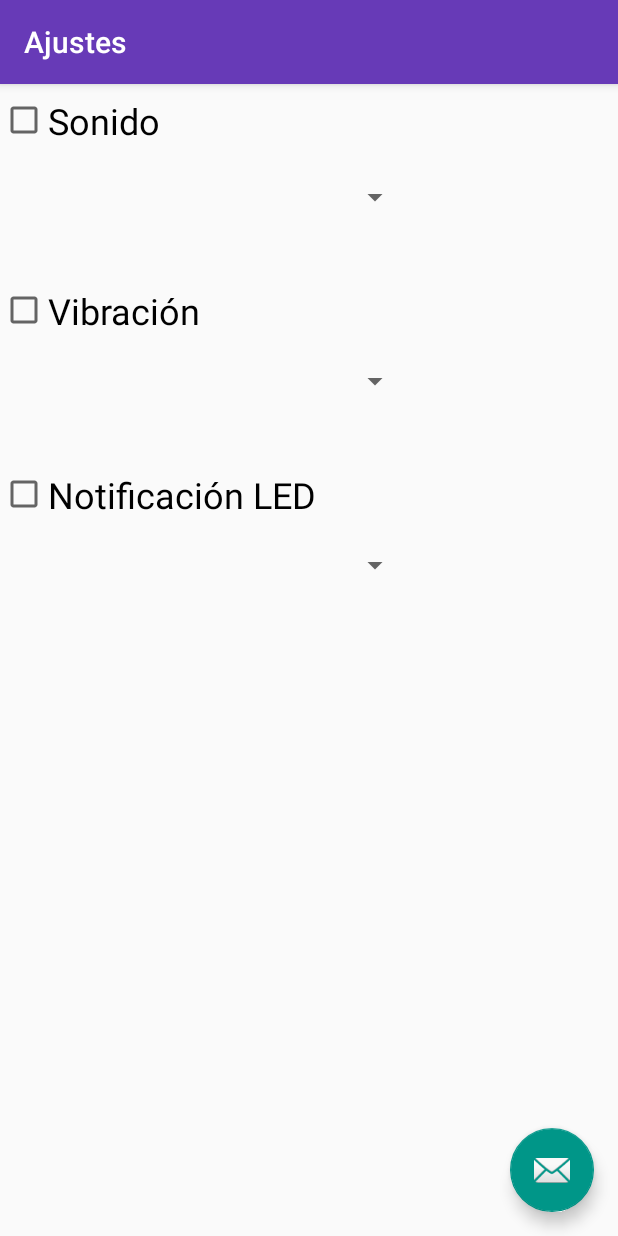
After one commit to angelcastro2/SedentApp, an Android app: the Ajustes screen opened directly, with no data from a screen before it, on a phone screen of 412 x 824 dp. The commit adds this screen. Run offline under Robolectric (Android 15) with nearby library versions, the phone set to English and light mode, and no system bars.

Commit message:
Finalizado reconstruccion de mockup

```diff
--- a/app/src/main/AndroidManifest.xml
+++ b/app/src/main/AndroidManifest.xml
@@ -19,6 +19,10 @@
                 <category android:name="android.intent.category.LAUNCHER" />
             </intent-filter>
         </activity>
+        <activity
+            android:name=".Ajustes"
+            android:label="@string/title_activity_ajustes"
+            android:theme="@style/AppTheme.NoActionBar"></activity>
     </application>
 
 </manifest>
--- /dev/null
+++ b/app/src/main/java/com/sedentapp/sedentapp/sedentapp/Ajustes.java
@@ -0,0 +1,29 @@
+package com.sedentapp.sedentapp.sedentapp;
+
+import android.os.Bundle;
+import android.support.design.widget.FloatingActionButton;
+import android.support.design.widget.Snackbar;
+import android.support.v7.app.AppCompatActivity;
+import android.support.v7.widget.Toolbar;
+import android.view.View;
+
+public class Ajustes extends AppCompatActivity {
+
+    @Override
+    protected void onCreate(Bundle savedInstanceState) {
+        super.onCreate(savedInstanceState);
+        setContentView(R.layout.activity_ajustes);
+        Toolbar toolbar = (Toolbar) findViewById(R.id.toolbar);
+        setSupportActionBar(toolbar);
+
+        FloatingActionButton fab = (FloatingActionButton) findViewById(R.id.fab);
+        fab.setOnClickListener(new View.OnClickListener() {
+            @Override
+            public void onClick(View view) {
+                Snackbar.make(view, "Replace with your own action", Snackbar.LENGTH_LONG)
+                        .setAction("Action", null).show();
+            }
+        });
+    }
+
+}
--- /dev/null
+++ b/app/src/main/res/layout/activity_ajustes.xml
@@ -0,0 +1,33 @@
+<?xml version="1.0" encoding="utf-8"?>
+<android.support.design.widget.CoordinatorLayout xmlns:android="http://schemas.android.com/apk/res/android"
+    xmlns:app="http://schemas.android.com/apk/res-auto"
+    xmlns:tools="http://schemas.android.com/tools"
+    android:layout_width="match_parent"
+    android:layout_height="match_parent"
+    tools:context="com.sedentapp.sedentapp.sedentapp.Ajustes">
+
+    <android.support.design.widget.AppBarLayout
+        android:layout_width="match_parent"
+        android:layout_height="wrap_content"
+        android:theme="@style/AppTheme.AppBarOverlay">
+
+        <android.support.v7.widget.Toolbar
+            android:id="@+id/toolbar"
+            android:layout_width="match_parent"
+            android:layout_height="?attr/actionBarSize"
+            android:background="?attr/colorPrimary"
+            app:popupTheme="@style/AppTheme.PopupOverlay" />
+
+    </android.support.design.widget.AppBarLayout>
+
+    <include layout="@layout/content_ajustes" />
+
+    <android.support.design.widget.FloatingActionButton
+        android:id="@+id/fab"
+        android:layout_width="wrap_content"
+        android:layout_height="wrap_content"
+        android:layout_gravity="bottom|end"
+        android:layout_margin="@dimen/fab_margin"
+        app:srcCompat="@android:drawable/ic_dialog_email" />
+
+</android.support.design.widget.CoordinatorLayout>
--- /dev/null
+++ b/app/src/main/res/layout/content_ajustes.xml
@@ -0,0 +1,64 @@
+<?xml version="1.0" encoding="utf-8"?>
+<android.support.constraint.ConstraintLayout xmlns:android="http://schemas.android.com/apk/res/android"
+    xmlns:app="http://schemas.android.com/apk/res-auto"
+    xmlns:tools="http://schemas.android.com/tools"
+    android:layout_width="match_parent"
+    android:layout_height="match_parent"
+    app:layout_behavior="@string/appbar_scrolling_view_behavior"
+    tools:context="com.sedentapp.sedentapp.sedentapp.Ajustes"
+    tools:showIn="@layout/activity_ajustes">
+
+    <Spinner
+        android:id="@+id/vibration_spinner"
+        android:layout_width="274dp"
+        android:layout_height="46dp"
+        android:layout_marginTop="8dp"
+        app:layout_constraintTop_toBottomOf="@+id/vibration_check"
+        tools:layout_editor_absoluteX="27dp" />
+
+    <CheckBox
+        android:id="@+id/sound_check"
+        android:layout_width="wrap_content"
+        android:layout_height="wrap_content"
+        android:layout_marginTop="8dp"
+        android:text="Sonido"
+        android:textSize="24sp"
+        app:layout_constraintTop_toTopOf="parent"
+        tools:layout_editor_absoluteX="34dp" />
+
+    <CheckBox
+        android:id="@+id/led_check"
+        android:layout_width="wrap_content"
+        android:layout_height="wrap_content"
+        android:layout_marginTop="36dp"
+        android:text="Notificación LED"
+        android:textSize="24sp"
+        app:layout_constraintTop_toBottomOf="@+id/vibration_spinner"
+        tools:layout_editor_absoluteX="34dp" />
+
+    <CheckBox
+        android:id="@+id/vibration_check"
+        android:layout_width="wrap_content"
+        android:layout_height="wrap_content"
+        android:layout_marginTop="36dp"
+        android:text="Vibración"
+        android:textSize="24sp"
+        app:layout_constraintTop_toBottomOf="@+id/sound_spinner"
+        tools:layout_editor_absoluteX="34dp" />
+
+    <Spinner
+        android:id="@+id/sound_spinner"
+        android:layout_width="274dp"
+        android:layout_height="46dp"
+        android:layout_marginTop="12dp"
+        app:layout_constraintTop_toBottomOf="@+id/sound_check"
+        tools:layout_editor_absoluteX="34dp" />
+
+    <Spinner
+        android:id="@+id/led_spinner"
+        android:layout_width="274dp"
+        android:layout_height="46dp"
+        android:layout_marginTop="8dp"
+        app:layout_constraintTop_toBottomOf="@+id/led_check"
+        tools:layout_editor_absoluteX="34dp" />
+</android.support.constraint.ConstraintLayout>
--- a/app/src/main/res/values/strings.xml
+++ b/app/src/main/res/values/strings.xml
@@ -12,5 +12,6 @@
     <string name="menu_perfil">Perfil</string>
     <string name="menu_ajustes">Ajustes</string>
     <string name="menu_acerca_de">Acerca de</string>
+    <string name="title_activity_ajustes">Ajustes</string>
 
 </resources>
```
